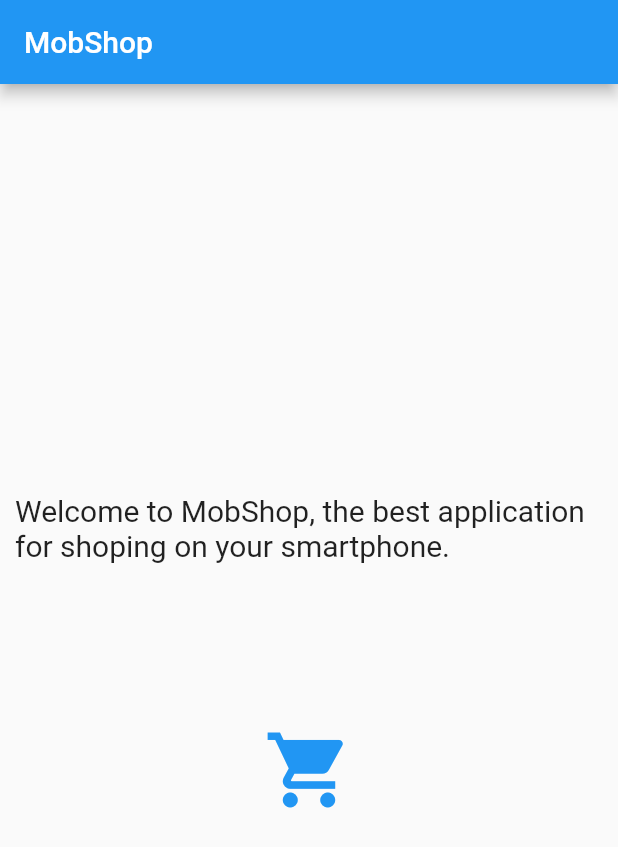
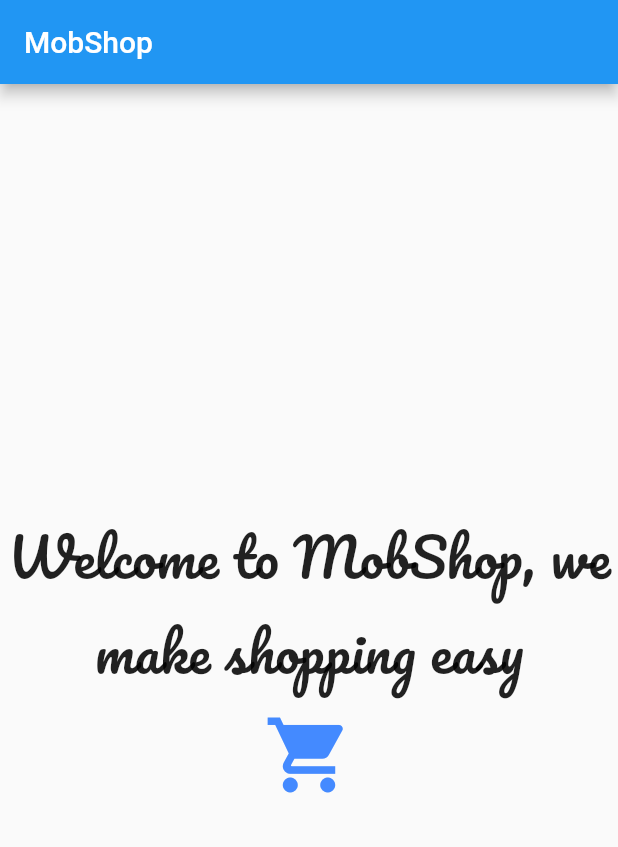
Before and after one commit to gaboe/mabshop, a Flutter app: the screen it shows after launch, on a phone screen of 412 x 824 dp. Shown: the top 847 px of the screen. Run offline on Flutter 3.47's test engine with Material 2 defaults, Android fonts, the phone set to English and light mode, and no system bars; our stand-ins replace rxdart, sqflite; accounts and stored records are empty.

Commit message:
Make better home page

```diff
--- a/client/lib/main.dart
+++ b/client/lib/main.dart
@@ -1,7 +1,7 @@
 import 'package:flutter/material.dart';
 import 'package:mobshop/screens/cart/cart.dart';
 import 'package:mobshop/screens/catalogue/catalogue.dart';
-import 'package:mobshop/screens/home.dart';
+import 'package:mobshop/screens/home/home.dart';
 
 void main() => runApp(MyApp());
 
--- a/client/lib/screens/home.dart
+++ /dev/null
@@ -1,45 +0,0 @@
-import 'package:flutter/cupertino.dart';
-import 'package:flutter/material.dart';
-
-class HomePage extends StatelessWidget {
-  final String title;
-
-  HomePage({Key key, @required this.title}) : super(key: key);
-
-  @override
-  Widget build(BuildContext context) {
-    return Scaffold(
-      appBar: AppBar(
-        title: Text(this.title),
-      ),
-      body: Center(
-        child: Column(
-          mainAxisAlignment: MainAxisAlignment.center,
-          children: <Widget>[
-            Padding(
-              padding: EdgeInsets.fromLTRB(10, 0, 10, 100),
-              child: Center(
-                child: Text.rich(
-                  TextSpan(
-                      text:
-                          "Welcome to MobShop, the best application for shoping on your smartphone."),
-                  style: TextStyle(fontSize: 20),
-                ),
-              ),
-            ),
-            IconButton(
-              icon: Icon(
-                Icons.shopping_cart,
-                color: Colors.blue,
-              ),
-              onPressed: () {
-                Navigator.of(context).pushNamed('/catalogue');
-              },
-              iconSize: 60.0,
-            )
-          ],
-        ),
-      ),
-    );
-  }
-}
--- /dev/null
+++ b/client/lib/screens/home/home.dart
@@ -0,0 +1,41 @@
+import 'package:flutter/cupertino.dart';
+import 'package:flutter/material.dart';
+
+class HomePage extends StatelessWidget {
+  final String title;
+
+  HomePage({Key key, @required this.title}) : super(key: key);
+
+  @override
+  Widget build(BuildContext context) {
+    return Scaffold(
+      appBar: AppBar(
+        title: Text(this.title),
+      ),
+      body: Column(
+        mainAxisAlignment: MainAxisAlignment.center,
+        crossAxisAlignment: CrossAxisAlignment.center,
+        children: <Widget>[
+          new Text(
+            "Welcome to MobShop, we make shopping easy",
+            textAlign: TextAlign.center,
+            style: TextStyle(
+                fontFamily: 'Pacifico',
+                fontWeight: FontWeight.w400,
+                fontSize: 36.0),
+          ),
+          IconButton(
+            icon: Icon(
+              Icons.shopping_cart,
+              color: Colors.blueAccent,
+            ),
+            onPressed: () {
+              Navigator.of(context).pushNamed('/catalogue');
+            },
+            iconSize: 60.0,
+          )
+        ],
+      ),
+    );
+  }
+}
--- a/client/pubspec.yaml
+++ b/client/pubspec.yaml
@@ -63,3 +63,8 @@ flutter:
   #
   # For details regarding fonts from package dependencies,
   # see https://flutter.io/custom-fonts/#from-packages
+  fonts:
+    - family: Pacifico
+      fonts:
+        - asset: assets/fonts/Pacifico-Regular.ttf
+          weight: 400
```
Also changed, not shown: client/assets/fonts/Pacifico-Regular.ttf (added).
